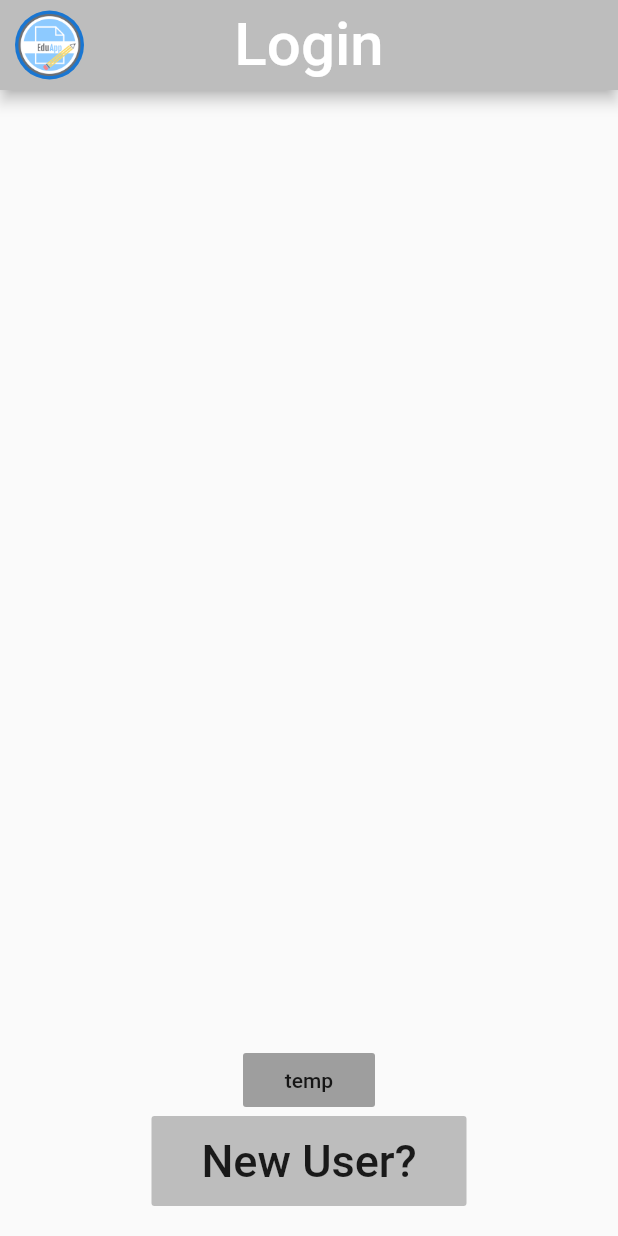
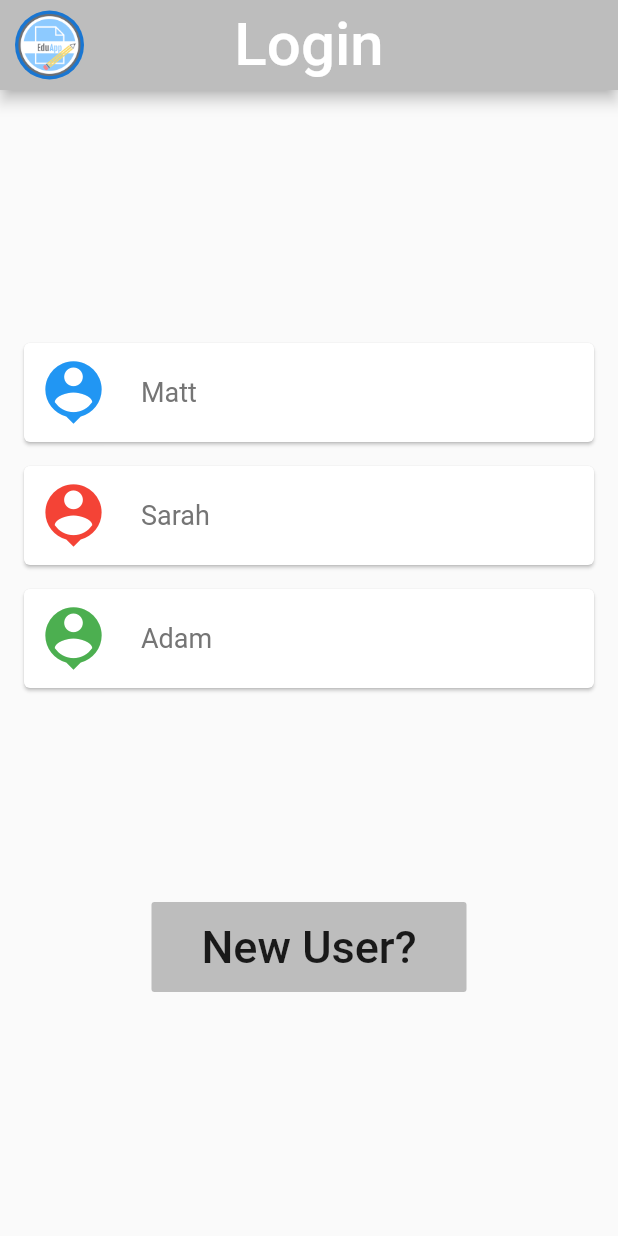
Before and after one commit to maishafahmed/Google-Solution-Team, a Flutter app: the screen it shows after launch, on a phone screen of 412 x 824 dp. Run offline on Flutter 3.47's test engine with Material 2 defaults, Android fonts, the phone set to English and light mode, and no system bars; our stand-ins replace camera.

Commit message:
added cards to login page

```diff
--- a/edu_app/lib/home/homepage.dart
+++ b/edu_app/lib/home/homepage.dart
@@ -1,6 +1,4 @@
 import 'package:flutter/material.dart';
-import 'dart:io';
-import 'package:image_picker/image_picker.dart';
 
 void main() {
   runApp(MaterialApp(
--- a/edu_app/lib/login/choose_user.dart
+++ b/edu_app/lib/login/choose_user.dart
@@ -1,4 +1,5 @@
 import 'package:flutter/material.dart';
+import 'package:edu_app/username_list.dart';
 
 void main() {
   runApp(MaterialApp(
@@ -12,6 +13,45 @@ class ChooseUser extends StatefulWidget {
 }
 
 class _ChooseUserState extends State<ChooseUser> {
+  List<User> users = [
+    User(
+        name: 'Matt',
+        colour: Icon(Icons.person_pin, size: 50.0, color: Colors.blue)),
+    User(
+        name: 'Sarah',
+        colour: Icon(Icons.person_pin, size: 50.0, color: Colors.red)),
+    User(
+        name: 'Adam',
+        colour: Icon(Icons.person_pin, size: 50.0, color: Colors.green)),
+  ];
+
+  Widget userTemplate(user) {
+    return Card(
+      margin: EdgeInsets.fromLTRB(16.0, 16.0, 16.0, 0),
+      child: Padding(
+        padding: const EdgeInsets.all(8.0),
+        child: InkWell(
+          onTap: () {
+            Navigator.pushNamed(context, '/confirm');
+          },
+          child: Row(
+            children: [
+              user.colour,
+              SizedBox(width: 20.0),
+              Text(
+                user.name,
+                style: TextStyle(
+                  fontSize: 18.0,
+                  color: Colors.grey[600],
+                ),
+              ),
+            ],
+          ),
+        ),
+      ),
+    );
+  }
+
   @override
   Widget build(BuildContext context) {
     return Scaffold(
@@ -39,14 +79,12 @@ class _ChooseUserState extends State<ChooseUser> {
         child: Padding(
           padding: const EdgeInsets.fromLTRB(0, 10.0, 0, 20.0),
           child: Column(
-            mainAxisAlignment: MainAxisAlignment.end,
+            mainAxisAlignment: MainAxisAlignment.spaceEvenly,
             children: [
-              FlatButton(
-                onPressed: () {
-                  Navigator.pushNamed(context, '/confirm');
-                },
-                child: Text("temp"),
-                color: Colors.grey,
+              Container(
+                child: Column(
+                  children: users.map((user) => userTemplate(user)).toList(),
+                ),
               ),
               FlatButton(
                 onPressed: () {
--- a/edu_app/lib/username_list.dart
+++ b/edu_app/lib/username_list.dart
@@ -0,0 +1,8 @@
+import 'package:flutter/material.dart';
+
+class User {
+  String name;
+  Widget colour;
+
+  User({this.name, this.colour});
+}
```
